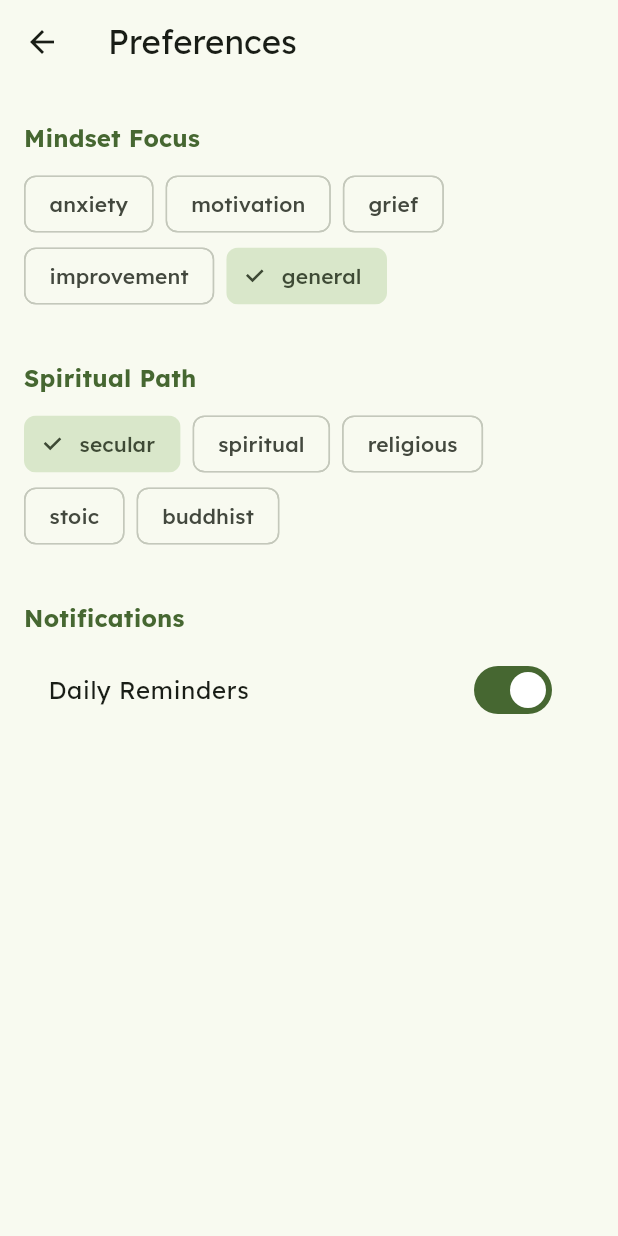
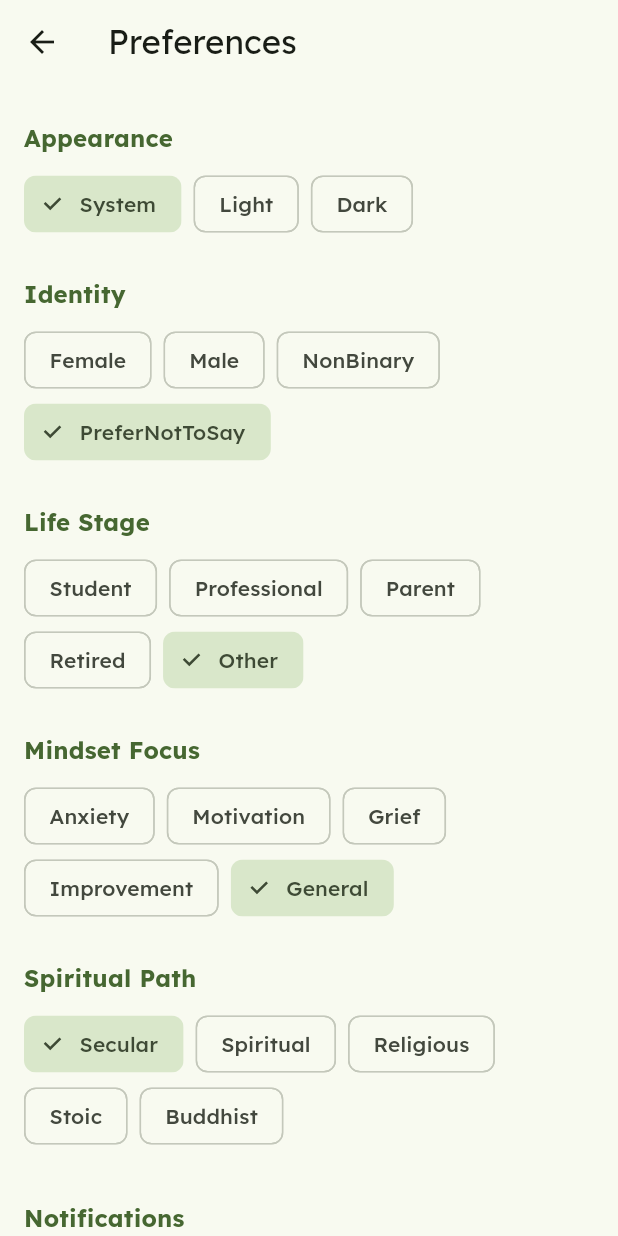
Before and after one commit to sapeol/affirmations_app, a Flutter app: the HomeScreen screen opened directly, after a tap on the "settings" icon, on a phone screen of 412 x 824 dp. Run offline on Flutter 3.47's test engine with Material 3 defaults, Android fonts, the phone set to English and light mode, and no system bars; our stand-ins replace google_fonts, shared_preferences; missing offline and left inert: home_widget; accounts and stored records are empty.

Commit message:
feat: move refresh button to bottom left and add theme selection settings

```diff
--- a/lib/models/affirmation.dart
+++ b/lib/models/affirmation.dart
@@ -1,6 +1,25 @@
 class Affirmation {
   final String text;
   final String author;
+  final bool isCustom;
 
-  Affirmation({required this.text, this.author = "Unknown"});
+  Affirmation({
+    required this.text,
+    this.author = "Unknown",
+    this.isCustom = false,
+  });
+
+  Map<String, dynamic> toJson() => {
+    'text': text,
+    'author': author,
+    'isCustom': isCustom,
+  };
+
+  factory Affirmation.fromJson(Map<String, dynamic> json) {
+    return Affirmation(
+      text: json['text'] as String? ?? "Unknown",
+      author: json['author'] as String? ?? "Unknown",
+      isCustom: json['isCustom'] is bool ? json['isCustom'] as bool : false,
+    );
+  }
 }
--- a/lib/models/user_preferences.dart
+++ b/lib/models/user_preferences.dart
@@ -1,37 +1,81 @@
+import 'dart:convert';
+import 'package:flutter/material.dart';
 import 'package:shared_preferences/shared_preferences.dart';
+import 'affirmation.dart';
 
 enum SpiritualLeaning { secular, spiritual, religious, stoic, buddhist }
-
 enum AppFocus { anxiety, motivation, grief, improvement, general }
+enum LifeStage { student, professional, parent, retired, other }
+enum Gender { female, male, nonBinary, preferNotToSay }
 
 class UserPreferences {
   final SpiritualLeaning leaning;
   final AppFocus focus;
+  final LifeStage lifeStage;
+  final Gender gender;
+  final ThemeMode themeMode;
   final bool notificationsEnabled;
-  final String? userName;
 
   UserPreferences({
     required this.leaning,
     required this.focus,
+    required this.lifeStage,
+    required this.gender,
+    this.themeMode = ThemeMode.system,
     this.notificationsEnabled = true,
-    this.userName,
   });
 
   static Future<void> save(UserPreferences prefs) async {
     final s = await SharedPreferences.getInstance();
     await s.setString('leaning', prefs.leaning.name);
     await s.setString('focus', prefs.focus.name);
+    await s.setString('lifeStage', prefs.lifeStage.name);
+    await s.setString('gender', prefs.gender.name);
+    await s.setString('themeMode', prefs.themeMode.name);
     await s.setBool('notifications', prefs.notificationsEnabled);
-    if (prefs.userName != null) await s.setString('user_name', prefs.userName!);
+  }
+
+  static T _enumFromString<T>(List<T> values, String? value, T defaultValue) {
+    if (value == null) return defaultValue;
+    return values.firstWhere(
+      (e) => e.toString().split('.').last == value,
+      orElse: () => defaultValue,
+    );
   }
 
   static Future<UserPreferences> load() async {
     final s = await SharedPreferences.getInstance();
     return UserPreferences(
-      leaning: SpiritualLeaning.values.byName(s.getString('leaning') ?? 'secular'),
-      focus: AppFocus.values.byName(s.getString('focus') ?? 'general'),
+      leaning: _enumFromString(SpiritualLeaning.values, s.getString('leaning'), SpiritualLeaning.secular),
+      focus: _enumFromString(AppFocus.values, s.getString('focus'), AppFocus.general),
+      lifeStage: _enumFromString(LifeStage.values, s.getString('lifeStage'), LifeStage.other),
+      gender: _enumFromString(Gender.values, s.getString('gender'), Gender.preferNotToSay),
+      themeMode: _enumFromString(ThemeMode.values, s.getString('themeMode'), ThemeMode.system),
       notificationsEnabled: s.getBool('notifications') ?? true,
-      userName: s.getString('user_name'),
     );
   }
+
+  static Future<void> addCustomAffirmation(Affirmation aff) async {
+    final s = await SharedPreferences.getInstance();
+    List<String> current = s.getStringList('custom_affirmations') ?? [];
+    current.add(jsonEncode(aff.toJson()));
+    await s.setStringList('custom_affirmations', current);
+  }
+
+  static Future<List<Affirmation>> getCustomAffirmations() async {
+    final s = await SharedPreferences.getInstance();
+    List<String> current = s.getStringList('custom_affirmations') ?? [];
+    return current.map((e) {
+      try {
+        return Affirmation.fromJson(jsonDecode(e));
+      } catch (_) {
+        return null;
+      }
+    }).whereType<Affirmation>().toList();
+  }
+
+  static Future<void> reset() async {
+    final s = await SharedPreferences.getInstance();
+    await s.clear();
+  }
 }
--- a/lib/screens/home_screen.dart
+++ b/lib/screens/home_screen.dart
@@ -2,6 +2,7 @@ import 'package:flutter/material.dart';
 import 'package:home_widget/home_widget.dart';
 import '../services/affirmations_service.dart';
 import '../models/affirmation.dart';
+import '../models/user_preferences.dart';
 import 'settings_screen.dart';
 
 class HomeScreen extends StatefulWidget {
@@ -12,36 +13,73 @@ class HomeScreen extends StatefulWidget {
 }
 
 class _HomeScreenState extends State<HomeScreen> {
-  late Affirmation _currentAffirmation;
-  bool _isUpdating = false;
+  Affirmation? _currentAffirmation;
+  final TextEditingController _customController = TextEditingController();
 
   @override
   void initState() {
     super.initState();
-    _currentAffirmation = AffirmationsService.getDailyAffirmation();
-    _updateWidget();
+    _loadInitialAffirmation();
   }
 
-  void _updateWidget() async {
-    setState(() => _isUpdating = true);
-    await HomeWidget.saveWidgetData<String>('affirmation_text', _currentAffirmation.text);
-    await HomeWidget.updateWidget(
+  Future<void> _loadInitialAffirmation() async {
+    final aff = await AffirmationsService.getDailyAffirmation();
+    if (mounted) {
+      setState(() => _currentAffirmation = aff);
+      _updateWidget(aff);
+    }
+  }
+
+  void _updateWidget(Affirmation aff) {
+    HomeWidget.saveWidgetData<String>('affirmation_text', aff.text);
+    HomeWidget.updateWidget(
       name: 'AffirmationWidgetProvider',
       androidName: 'AffirmationWidgetProvider',
       iOSName: 'AffirmationWidget',
     );
-    if (mounted) setState(() => _isUpdating = false);
   }
 
-  void _refreshAffirmation() {
-    setState(() {
-      _currentAffirmation = AffirmationsService.getRandomAffirmation();
-    });
-    _updateWidget();
+  void _refreshAffirmation() async {
+    final aff = await AffirmationsService.getRandomAffirmation();
+    setState(() => _currentAffirmation = aff);
+    _updateWidget(aff);
+  }
+
+  void _showAddDialog() {
+    showDialog(
+      context: context,
+      builder: (context) => AlertDialog(
+        title: const Text("Create Affirmation"),
+        content: TextField(
+          controller: _customController,
+          decoration: const InputDecoration(hintText: "I am..."),
+          maxLines: 3,
+          autofocus: true,
+        ),
+        actions: [
+          TextButton(onPressed: () => Navigator.pop(context), child: const Text("Cancel")),
+          FilledButton.tonal(
+            onPressed: () async {
+              if (_customController.text.isNotEmpty) {
+                final newAff = Affirmation(text: _customController.text, isCustom: true);
+                await UserPreferences.addCustomAffirmation(newAff);
+                _customController.clear();
+                if (!context.mounted) return;
+                Navigator.pop(context);
+                _refreshAffirmation();
+              }
+            },
+            child: const Text("Save"),
+          ),
+        ],
+      ),
+    );
   }
 
   @override
   Widget build(BuildContext context) {
+    final aff = _currentAffirmation;
+
     return Scaffold(
       appBar: AppBar(
         title: const Text("Daily Affirmations"),
@@ -52,7 +90,7 @@ class _HomeScreenState extends State<HomeScreen> {
             onPressed: () => Navigator.push(
               context,
               MaterialPageRoute(builder: (context) => const SettingsScreen()),
-            ),
+            ).then((_) => _loadInitialAffirmation()),
           ),
         ],
       ),
@@ -62,41 +100,24 @@ class _HomeScreenState extends State<HomeScreen> {
           child: Column(
             mainAxisAlignment: MainAxisAlignment.center,
             children: [
-              if (_isUpdating)
-                const Padding(
-                  padding: EdgeInsets.only(bottom: 24.0),
-                  child: LinearProgressIndicator(
-                    borderRadius: BorderRadius.all(Radius.circular(10)),
-                  ),
-                ),
               AnimatedSwitcher(
                 duration: const Duration(milliseconds: 600),
-                transitionBuilder: (Widget child, Animation<double> animation) {
-                  return FadeTransition(
-                    opacity: animation,
-                    child: SlideTransition(
-                      position: Tween<Offset>(
-                        begin: const Offset(0, 0.05),
-                        end: Offset.zero,
-                      ).animate(animation),
-                      child: child,
-                    ),
-                  );
-                },
-                child: Card(
-                  key: ValueKey(_currentAffirmation.text),
+                child: aff == null
+                    ? const SizedBox.shrink()
+                    : Card(
+                        key: ValueKey(aff.text),
                         child: Padding(
                           padding: const EdgeInsets.symmetric(horizontal: 32.0, vertical: 48.0),
                           child: Column(
                             children: [
                               Icon(
-                          Icons.spa_rounded,
+                                aff.isCustom ? Icons.edit_note_rounded : Icons.spa_rounded,
                                 size: 48,
                                 color: Theme.of(context).colorScheme.primary.withValues(alpha: 0.5),
                               ),
                               const SizedBox(height: 24),
                               Text(
-                          _currentAffirmation.text,
+                                aff.text,
                                 style: Theme.of(context).textTheme.headlineSmall?.copyWith(
                                       color: Theme.of(context).colorScheme.onSurface,
                                       fontWeight: FontWeight.w400,
@@ -109,17 +130,29 @@ class _HomeScreenState extends State<HomeScreen> {
                         ),
                       ),
               ),
-              const SizedBox(height: 48),
-              FilledButton.tonalIcon(
-                onPressed: _refreshAffirmation,
-                icon: const Icon(Icons.refresh_rounded),
-                label: const Text("New Affirmation"),
-                style: FilledButton.styleFrom(
-                  padding: const EdgeInsets.symmetric(horizontal: 32, vertical: 20),
+              const SizedBox(height: 100), // Spacing for FABs
+            ],
           ),
         ),
+      ),
+      floatingActionButtonLocation: FloatingActionButtonLocation.centerFloat,
+      floatingActionButton: Padding(
+        padding: const EdgeInsets.symmetric(horizontal: 16.0),
+        child: Row(
+          mainAxisAlignment: MainAxisAlignment.spaceBetween,
+          children: [
+            FloatingActionButton(
+              heroTag: 'refresh',
+              onPressed: _refreshAffirmation,
+              child: const Icon(Icons.refresh_rounded),
+            ),
+            FloatingActionButton.extended(
+              heroTag: 'add',
+              onPressed: _showAddDialog,
+              icon: const Icon(Icons.add),
+              label: const Text("Create My Own"),
+            ),
           ],
-          ),
         ),
       ),
     );
--- a/lib/screens/settings_screen.dart
+++ b/lib/screens/settings_screen.dart
@@ -1,5 +1,6 @@
 import 'package:flutter/material.dart';
 import '../models/user_preferences.dart';
+import '../main.dart';
 
 class SettingsScreen extends StatefulWidget {
   const SettingsScreen({super.key});
@@ -19,6 +20,7 @@ class _SettingsScreenState extends State<SettingsScreen> {
 
   void _updatePreference(UserPreferences newPrefs) async {
     await UserPreferences.save(newPrefs);
+    themeNotifier.value = newPrefs.themeMode;
     setState(() {
       _prefsFuture = Future.value(newPrefs);
     });
@@ -37,11 +39,30 @@ class _SettingsScreenState extends State<SettingsScreen> {
           return ListView(
             padding: const EdgeInsets.all(16),
             children: [
+              _buildSection("Appearance"),
+              _buildChips(ThemeMode.values, prefs.themeMode, (val) => _updatePreference(UserPreferences(
+                leaning: prefs.leaning, focus: prefs.focus, lifeStage: prefs.lifeStage, gender: prefs.gender, themeMode: val as ThemeMode, notificationsEnabled: prefs.notificationsEnabled
+              ))),
+              const SizedBox(height: 16),
+              _buildSection("Identity"),
+              _buildChips(Gender.values, prefs.gender, (val) => _updatePreference(UserPreferences(
+                leaning: prefs.leaning, focus: prefs.focus, lifeStage: prefs.lifeStage, gender: val as Gender, themeMode: prefs.themeMode, notificationsEnabled: prefs.notificationsEnabled
+              ))),
+              const SizedBox(height: 16),
+              _buildSection("Life Stage"),
+              _buildChips(LifeStage.values, prefs.lifeStage, (val) => _updatePreference(UserPreferences(
+                leaning: prefs.leaning, focus: prefs.focus, lifeStage: val as LifeStage, gender: prefs.gender, themeMode: prefs.themeMode, notificationsEnabled: prefs.notificationsEnabled
+              ))),
+              const SizedBox(height: 16),
               _buildSection("Mindset Focus"),
-              _buildFocusChips(prefs),
-              const SizedBox(height: 24),
+              _buildChips(AppFocus.values, prefs.focus, (val) => _updatePreference(UserPreferences(
+                leaning: prefs.leaning, focus: val as AppFocus, lifeStage: prefs.lifeStage, gender: prefs.gender, themeMode: prefs.themeMode, notificationsEnabled: prefs.notificationsEnabled
+              ))),
+              const SizedBox(height: 16),
               _buildSection("Spiritual Path"),
-              _buildLeaningChips(prefs),
+              _buildChips(SpiritualLeaning.values, prefs.leaning, (val) => _updatePreference(UserPreferences(
+                leaning: val as SpiritualLeaning, focus: prefs.focus, lifeStage: prefs.lifeStage, gender: prefs.gender, themeMode: prefs.themeMode, notificationsEnabled: prefs.notificationsEnabled
+              ))),
               const SizedBox(height: 24),
               _buildSection("Notifications"),
               SwitchListTile(
@@ -50,6 +71,9 @@ class _SettingsScreenState extends State<SettingsScreen> {
                 onChanged: (val) => _updatePreference(UserPreferences(
                   focus: prefs.focus,
                   leaning: prefs.leaning,
+                  lifeStage: prefs.lifeStage,
+                  gender: prefs.gender,
+                  themeMode: prefs.themeMode,
                   notificationsEnabled: val,
                 )),
               ),
@@ -70,33 +94,17 @@ class _SettingsScreenState extends State<SettingsScreen> {
     );
   }
 
-  Widget _buildFocusChips(UserPreferences prefs) {
+  Widget _buildChips(List options, dynamic selected, Function(dynamic) onSelected) {
     return Wrap(
       spacing: 8,
-      children: AppFocus.values.map((f) => ChoiceChip(
-        label: Text(f.name),
-        selected: prefs.focus == f,
-        onSelected: (val) => _updatePreference(UserPreferences(
-          focus: f,
-          leaning: prefs.leaning,
-          notificationsEnabled: prefs.notificationsEnabled,
-        )),
-      )).toList(),
-    );
-  }
-
-  Widget _buildLeaningChips(UserPreferences prefs) {
-    return Wrap(
-      spacing: 8,
-      children: SpiritualLeaning.values.map((l) => ChoiceChip(
-        label: Text(l.name),
-        selected: prefs.leaning == l,
-        onSelected: (val) => _updatePreference(UserPreferences(
-          focus: prefs.focus,
-          leaning: l,
-          notificationsEnabled: prefs.notificationsEnabled,
-        )),
-      )).toList(),
+      children: options.map((opt) {
+        final name = opt.toString().split('.').last;
+        return ChoiceChip(
+          label: Text(name[0].toUpperCase() + name.substring(1)),
+          selected: selected == opt,
+          onSelected: (val) => onSelected(opt),
+        );
+      }).toList(),
     );
   }
 }
--- a/lib/services/affirmations_service.dart
+++ b/lib/services/affirmations_service.dart
@@ -1,8 +1,9 @@
 import 'dart:math';
 import '../models/affirmation.dart';
+import '../models/user_preferences.dart';
 
 class AffirmationsService {
-  static final List<Affirmation> _affirmations = [
+  static final List<Affirmation> _defaultAffirmations = [
     Affirmation(text: "I am capable of achieving my goals."),
     Affirmation(text: "Every day is a fresh start."),
     Affirmation(text: "I am worthy of love and respect."),
@@ -15,14 +16,22 @@ class AffirmationsService {
     Affirmation(text: "I am enough exactly as I am."),
   ];
 
-  static Affirmation getDailyAffirmation() {
-    // In a real app, this could be based on the date
+  static Future<List<Affirmation>> getAllAffirmations() async {
+    final custom = await UserPreferences.getCustomAffirmations();
+    return [..._defaultAffirmations, ...custom];
+  }
+
+  static Future<Affirmation> getDailyAffirmation() async {
+    final all = await getAllAffirmations();
+    if (all.isEmpty) return _defaultAffirmations.first;
     final now = DateTime.now();
     final dayOfYear = now.difference(DateTime(now.year, 1, 1)).inDays;
-    return _affirmations[dayOfYear % _affirmations.length];
+    return all[dayOfYear % all.length];
   }
 
-  static Affirmation getRandomAffirmation() {
-    return _affirmations[Random().nextInt(_affirmations.length)];
+  static Future<Affirmation> getRandomAffirmation() async {
+    final all = await getAllAffirmations();
+    if (all.isEmpty) return _defaultAffirmations.first;
+    return all[Random().nextInt(all.length)];
   }
 }
```
Also changed, not shown: lib/main.dart (+21 -5 lines), lib/screens/onboarding_screen.dart (+62 -42 lines). Lines whose indentation alone changed are shown as unchanged.
